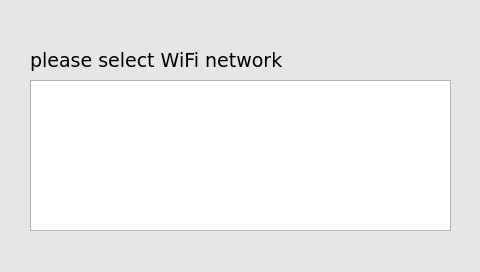
Qt form xbterminal/gui/ui.ui (alexykot/xbterminal-firmware) before a commit.
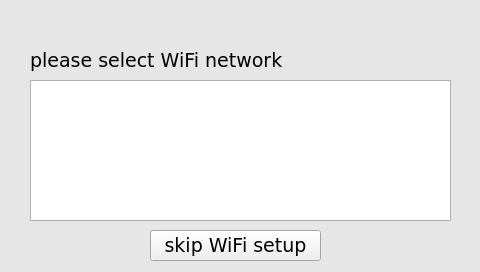
The same form after that commit. The open tabs and pages were chosen to show the change. Icons and pictures are not drawn.

Commit message: - "skip wifi button" added - testnet switch added

```diff
--- a/xbterminal/gui/ui.ui
+++ b/xbterminal/gui/ui.ui
@@ -307,7 +307,7 @@
        <x>30</x>
        <y>40</y>
        <width>421</width>
-       <height>151</height>
+       <height>141</height>
       </rect>
      </property>
      <property name="font">
@@ -316,6 +316,25 @@
       </font>
      </property>
     </widget>
+    <widget class="QPushButton" name="skip_wifi_btn">
+     <property name="geometry">
+      <rect>
+       <x>150</x>
+       <y>190</y>
+       <width>171</width>
+       <height>31</height>
+      </rect>
+     </property>
+     <property name="font">
+      <font>
+       <family>Arial</family>
+       <pointsize>14</pointsize>
+      </font>
+     </property>
+     <property name="text">
+      <string>skip WiFi setup</string>
+     </property>
+    </widget>
    </widget>
    <widget class="QWidget" name="enter_passkey_scrn">
     <widget class="QLabel" name="ssid_lbl">
```
The commit also changes 7 other files.
